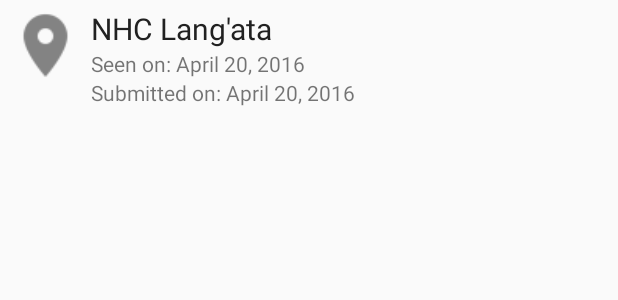
After one commit to baaslaawe/MissingPersons-1, an Android app: the layout sightings_list_item.xml on its own in the app's theme, with its tools: preview values and no code run, on a phone screen of 412 x 824 dp. The commit adds this screen. Shown: the top 300 px of the screen. Run offline under Robolectric (Android 15) with nearby library versions, the phone set to English and light mode, and no system bars; network calls fail.

Commit message:
Sightings on Map

```diff
--- a/app/build.gradle
+++ b/app/build.gradle
@@ -39,6 +39,7 @@
     compile 'com.basgeekball:awesome-validation:2.0'
     compile 'com.android.support:support-v4:25.3.1'
     compile 'com.github.bumptech.glide:glide:3.7.0'
+    compile 'com.sothree.slidinguppanel:library:3.3.1'
     testCompile 'junit:junit:4.12'
 }
 
@@ -69,4 +70,5 @@
 
 
 
+
 apply plugin: 'com.google.gms.google-services'
--- a/app/src/main/AndroidManifest.xml
+++ b/app/src/main/AndroidManifest.xml
@@ -130,7 +130,9 @@
             android:parentActivityName=".SignIn">
             <meta-data
                 android:name="android.support.PARENT_ACTIVITY"
-                android:value=".SignIn" /></activity>
+                android:value=".SignIn" />
+        </activity>
+        <activity android:name=".PersonSightings"></activity>
     </application>
 
 </manifest>
--- a/app/src/main/res/layout/activity_missing_person_details.xml
+++ b/app/src/main/res/layout/activity_missing_person_details.xml
@@ -82,6 +82,11 @@
                 android:layout_width="match_parent"
                 android:layout_height="wrap_content"
                 android:id="@+id/person_id"
+                android:visibility="gone"/>
+            <TextView
+                android:layout_width="match_parent"
+                android:layout_height="wrap_content"
+                android:id="@+id/person_sightings"
                 android:visibility="gone"/>
             <android.support.v7.widget.CardView
                 android:layout_width="match_parent"
--- a/app/src/main/res/layout/activity_missing_persons_list.xml
+++ b/app/src/main/res/layout/activity_missing_persons_list.xml
@@ -87,7 +87,6 @@
         android:layout_height="wrap_content"
         android:id="@+id/addMissingPerson"
         android:layout_margin="16dp"
-        android:layout_gravity="bottom|end"
         android:src="@mipmap/ic_person_add"
         app:layout_anchorGravity="bottom|right|end"
         app:layout_anchor="@id/missing_persons_list"
--- /dev/null
+++ b/app/src/main/res/layout/sightings_list_item.xml
@@ -0,0 +1,38 @@
+<?xml version="1.0" encoding="utf-8"?>
+<LinearLayout xmlns:android="http://schemas.android.com/apk/res/android"
+    android:orientation="horizontal" android:layout_width="match_parent"
+    android:padding="5dp"
+    android:layout_height="wrap_content">
+    <ImageView
+        android:layout_width="50dp"
+        android:layout_height="50dp"
+        android:layout_marginRight="5dp"
+        android:src="@drawable/ic_location"/>
+    <LinearLayout
+        android:layout_width="match_parent"
+        android:layout_height="wrap_content"
+        android:orientation="vertical">
+        <TextView
+            android:id="@+id/place_name"
+            android:layout_width="match_parent"
+            android:layout_height="wrap_content"
+            android:textSize="20sp"
+            android:textColor="@color/colorPrimaryText"
+            android:text="NHC Lang'ata"/>
+        <TextView
+            android:id="@+id/seenDate"
+            android:layout_width="match_parent"
+            android:layout_height="wrap_content"
+            android:text="Seen on: April 20, 2016"/>
+        <TextView
+            android:id="@+id/submittedDate"
+            android:layout_width="match_parent"
+            android:layout_height="wrap_content"
+            android:text="Submitted on: April 20, 2016"/>
+
+        <TextView
+            android:layout_width="wrap_content"
+            android:layout_height="wrap_content"
+            android:id="@+id/coordinates"/>
+    </LinearLayout>
+</LinearLayout>
--- a/app/src/main/res/menu/missing_person_menu.xml
+++ b/app/src/main/res/menu/missing_person_menu.xml
@@ -11,6 +11,11 @@
         android:title="Share"
         />
     <item
+        android:id="@+id/action_view_sightings"
+        app:showAsAction="never"
+        android:title="View Sightings"
+        />
+    <item
         android:id="@+id/action_report_sighting"
         android:icon="@drawable/ic_eye"
         app:showAsAction="always"
```
Also changed, not shown: app/src/main/java/ke/co/debechlabs/missingpersons/MissingPersonDetailsActivity.java (+14 -1 lines), app/src/main/java/ke/co/debechlabs/missingpersons/PersonSightings.java (added, +168 -0 lines), app/src/main/java/ke/co/debechlabs/missingpersons/adapters/SightingListAdapter.java (added, +63 -0 lines), app/src/main/java/ke/co/debechlabs/missingpersons/models/Sighting.java (added, +67 -0 lines), app/src/main/res/layout/activity_person_sightings.xml (added, +73 -0 lines), app/src/main/res/drawable-hdpi/ic_location.png (added), app/src/main/res/drawable-mdpi/ic_location.png (added), app/src/main/res/drawable-xhdpi/ic_location.png (added), app/src/main/res/drawable-xxhdpi/ic_location.png (added).
